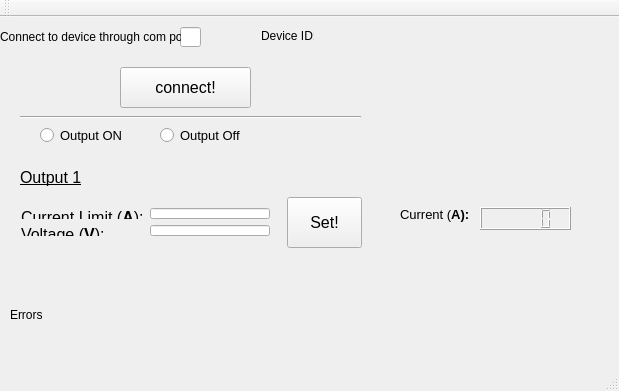
Before: the Qt Designer form agilentPowerSupply/controllerwindow.ui in jzane/Agilent-Power-Supply-Controller, drawn with Qt 5.
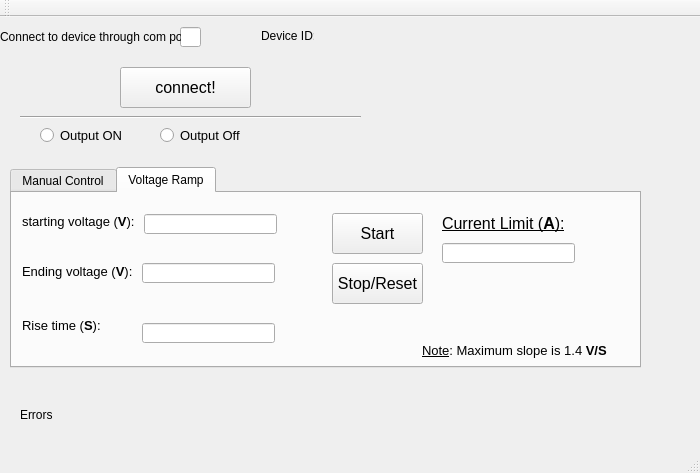
After: the same form once the commit is applied.

Commit message:
voltage ramp function added/ bugs fixed
works well for one day's work

Patch:
```diff
--- a/agilentPowerSupply/controllerwindow.ui
+++ b/agilentPowerSupply/controllerwindow.ui
@@ -6,8 +6,8 @@
    <rect>
     <x>0</x>
     <y>0</y>
-    <width>619</width>
-    <height>391</height>
+    <width>700</width>
+    <height>473</height>
    </rect>
   </property>
   <property name="windowTitle">
@@ -61,8 +61,8 @@
    <widget class="QLabel" name="label_5">
     <property name="geometry">
      <rect>
-      <x>49</x>
-      <y>290</y>
+      <x>59</x>
+      <y>390</y>
       <width>331</width>
       <height>16</height>
      </rect>
@@ -143,47 +143,11 @@
      <string>Output Off</string>
     </property>
    </widget>
-   <widget class="QLabel" name="label_8">
-    <property name="geometry">
-     <rect>
-      <x>20</x>
-      <y>150</y>
-      <width>71</width>
-      <height>21</height>
-     </rect>
-    </property>
-    <property name="text">
-     <string>&lt;html&gt;&lt;head/&gt;&lt;body&gt;&lt;p&gt;&lt;span style=&quot; font-size:12pt; text-decoration: underline;&quot;&gt;Output 1&lt;/span&gt;&lt;/p&gt;&lt;/body&gt;&lt;/html&gt;</string>
-    </property>
-   </widget>
-   <widget class="QLCDNumber" name="lcdNumber">
-    <property name="geometry">
-     <rect>
-      <x>480</x>
-      <y>190</y>
-      <width>91</width>
-      <height>23</height>
-     </rect>
-    </property>
-   </widget>
-   <widget class="QLabel" name="label_12">
-    <property name="geometry">
-     <rect>
-      <x>400</x>
-      <y>190</y>
-      <width>81</width>
-      <height>16</height>
-     </rect>
-    </property>
-    <property name="text">
-     <string>&lt;html&gt;&lt;head/&gt;&lt;body&gt;&lt;p&gt;&lt;span style=&quot; font-size:10pt;&quot;&gt;Current (&lt;/span&gt;&lt;span style=&quot; font-size:10pt; font-weight:600;&quot;&gt;A):&lt;/span&gt;&lt;/p&gt;&lt;/body&gt;&lt;/html&gt;</string>
-    </property>
-   </widget>
    <widget class="QLabel" name="label_4">
     <property name="geometry">
      <rect>
-      <x>10</x>
-      <y>290</y>
+      <x>20</x>
+      <y>390</y>
       <width>33</width>
       <height>16</height>
      </rect>
@@ -192,66 +156,292 @@
      <string>Errors:</string>
     </property>
    </widget>
-   <widget class="QPushButton" name="pushButton_2">
+   <widget class="QTabWidget" name="tabWidget">
     <property name="geometry">
      <rect>
-      <x>287</x>
-      <y>180</y>
-      <width>75</width>
-      <height>51</height>
+      <x>10</x>
+      <y>150</y>
+      <width>631</width>
+      <height>201</height>
      </rect>
     </property>
-    <property name="font">
-     <font>
-      <pointsize>12</pointsize>
-     </font>
+    <property name="autoFillBackground">
+     <bool>true</bool>
     </property>
-    <property name="text">
-     <string>
+    <property name="tabShape">
+     <enum>QTabWidget::Rounded</enum>
+    </property>
+    <property name="currentIndex">
+     <number>1</number>
+    </property>
+    <property name="iconSize">
+     <size>
+      <width>24</width>
+      <height>24</height>
+     </size>
+    </property>
+    <widget class="QWidget" name="tab">
+     <attribute name="title">
+      <string>Manual Control</string>
+     </attribute>
+     <widget class="QPushButton" name="pushButton_2">
+      <property name="geometry">
+       <rect>
+        <x>327</x>
+        <y>70</y>
+        <width>75</width>
+        <height>51</height>
+       </rect>
+      </property>
+      <property name="font">
+       <font>
+        <pointsize>12</pointsize>
+       </font>
+      </property>
+      <property name="cursor">
+       <cursorShape>PointingHandCursor</cursorShape>
+      </property>
+      <property name="text">
+       <string>
 Set!
 </string>
-    </property>
+      </property>
+     </widget>
+     <widget class="QLabel" name="label_8">
+      <property name="geometry">
+       <rect>
+        <x>60</x>
+        <y>40</y>
+        <width>71</width>
+        <height>21</height>
+       </rect>
+      </property>
+      <property name="text">
+       <string>&lt;html&gt;&lt;head/&gt;&lt;body&gt;&lt;p&gt;&lt;span style=&quot; font-size:12pt; text-decoration: underline;&quot;&gt;Output 1&lt;/span&gt;&lt;/p&gt;&lt;/body&gt;&lt;/html&gt;</string>
+      </property>
+     </widget>
+     <widget class="QLabel" name="label_12">
+      <property name="geometry">
+       <rect>
+        <x>420</x>
+        <y>150</y>
+        <width>191</width>
+        <height>16</height>
+       </rect>
+      </property>
+      <property name="text">
+       <string>&lt;html&gt;&lt;head/&gt;&lt;body&gt;&lt;p&gt;&lt;span style=&quot; font-size:10pt; text-decoration: underline;&quot;&gt;Note&lt;/span&gt;&lt;span style=&quot; font-size:10pt;&quot;&gt;: Maximum current is 1.4&lt;/span&gt;&lt;span style=&quot; font-size:10pt; font-weight:600;&quot;&gt; A&lt;/span&gt;&lt;/p&gt;&lt;/body&gt;&lt;/html&gt;</string>
+      </property>
+     </widget>
+     <widget class="QLabel" name="label_6">
+      <property name="geometry">
+       <rect>
+        <x>51</x>
+        <y>71</y>
+        <width>128</width>
+        <height>19</height>
+       </rect>
+      </property>
+      <property name="text">
+       <string>&lt;html&gt;&lt;head/&gt;&lt;body&gt;&lt;p&gt;&lt;span style=&quot; font-size:12pt; text-decoration: underline;&quot;&gt;Current Limit (&lt;/span&gt;&lt;span style=&quot; font-size:12pt; font-weight:600; text-decoration: underline;&quot;&gt;A&lt;/span&gt;&lt;span style=&quot; font-size:12pt; text-decoration: underline;&quot;&gt;)&lt;/span&gt;&lt;span style=&quot; font-size:12pt; text-decoration: underline;&quot;&gt;:&lt;/span&gt;&lt;/p&gt;&lt;/body&gt;&lt;/html&gt;</string>
+      </property>
+      <property name="textFormat">
+       <enum>Qt::AutoText</enum>
+      </property>
+     </widget>
+     <widget class="QLabel" name="label_7">
+      <property name="geometry">
+       <rect>
+        <x>51</x>
+        <y>98</y>
+        <width>87</width>
+        <height>19</height>
+       </rect>
+      </property>
+      <property name="text">
+       <string>&lt;html&gt;&lt;head/&gt;&lt;body&gt;&lt;p&gt;&lt;span style=&quot; font-size:12pt; text-decoration: underline;&quot;&gt;Voltage (&lt;/span&gt;&lt;span style=&quot; font-size:12pt; font-weight:600; text-decoration: underline;&quot;&gt;V&lt;/span&gt;&lt;span style=&quot; font-size:12pt; text-decoration: underline;&quot;&gt;):&lt;/span&gt;&lt;/p&gt;&lt;/body&gt;&lt;/html&gt;</string>
+      </property>
+     </widget>
+     <widget class="QLineEdit" name="lineEdit_2">
+      <property name="geometry">
+       <rect>
+        <x>186</x>
+        <y>72</y>
+        <width>133</width>
+        <height>20</height>
+       </rect>
+      </property>
+     </widget>
+     <widget class="QLineEdit" name="lineEdit_3">
+      <property name="geometry">
+       <rect>
+        <x>186</x>
+        <y>98</y>
+        <width>133</width>
+        <height>20</height>
+       </rect>
+      </property>
+     </widget>
+    </widget>
+    <widget class="QWidget" name="tab_2">
+     <attribute name="title">
+      <string>Voltage Ramp</string>
+     </attribute>
+     <widget class="QPushButton" name="pushButton_3">
+      <property name="geometry">
+       <rect>
+        <x>320</x>
+        <y>20</y>
+        <width>91</width>
+        <height>41</height>
+       </rect>
+      </property>
+      <property name="font">
+       <font>
+        <pointsize>12</pointsize>
+       </font>
+      </property>
+      <property name="cursor">
+       <cursorShape>PointingHandCursor</cursorShape>
+      </property>
+      <property name="text">
+       <string>Start</string>
+      </property>
+     </widget>
+     <widget class="QLabel" name="label_13">
+      <property name="geometry">
+       <rect>
+        <x>410</x>
+        <y>150</y>
+        <width>201</width>
+        <height>16</height>
+       </rect>
+      </property>
+      <property name="text">
+       <string>&lt;html&gt;&lt;head/&gt;&lt;body&gt;&lt;p&gt;&lt;span style=&quot; font-size:10pt; text-decoration: underline;&quot;&gt;Note&lt;/span&gt;&lt;span style=&quot; font-size:10pt;&quot;&gt;: Maximum slope is 1.4 &lt;/span&gt;&lt;span style=&quot; font-size:10pt; font-weight:600;&quot;&gt;V/S&lt;/span&gt;&lt;/p&gt;&lt;/body&gt;&lt;/html&gt;</string>
+      </property>
+     </widget>
+     <widget class="QLineEdit" name="lineEdit_7">
+      <property name="geometry">
+       <rect>
+        <x>430</x>
+        <y>50</y>
+        <width>133</width>
+        <height>20</height>
+       </rect>
+      </property>
+     </widget>
+     <widget class="QLabel" name="label_14">
+      <property name="geometry">
+       <rect>
+        <x>430</x>
+        <y>20</y>
+        <width>128</width>
+        <height>21</height>
+       </rect>
+      </property>
+      <property name="text">
+       <string>&lt;html&gt;&lt;head/&gt;&lt;body&gt;&lt;p&gt;&lt;span style=&quot; font-size:12pt; text-decoration: underline;&quot;&gt;Current Limit (&lt;/span&gt;&lt;span style=&quot; font-size:12pt; font-weight:600; text-decoration: underline;&quot;&gt;A&lt;/span&gt;&lt;span style=&quot; font-size:12pt; text-decoration: underline;&quot;&gt;)&lt;/span&gt;&lt;span style=&quot; font-size:12pt; text-decoration: underline;&quot;&gt;:&lt;/span&gt;&lt;/p&gt;&lt;/body&gt;&lt;/html&gt;</string>
+      </property>
+      <property name="textFormat">
+       <enum>Qt::AutoText</enum>
+      </property>
+     </widget>
+     <widget class="QPushButton" name="pushButton_4">
+      <property name="geometry">
+       <rect>
+        <x>320</x>
+        <y>70</y>
+        <width>91</width>
+        <height>41</height>
+       </rect>
+      </property>
+      <property name="font">
+       <font>
+        <pointsize>12</pointsize>
+       </font>
+      </property>
+      <property name="cursor">
+       <cursorShape>PointingHandCursor</cursorShape>
+      </property>
+      <property name="text">
+       <string>Stop/Reset</string>
+      </property>
+      <property name="checkable">
+       <bool>false</bool>
+      </property>
+     </widget>
+     <widget class="QLabel" name="label_9">
+      <property name="geometry">
+       <rect>
+        <x>10</x>
+        <y>21</y>
+        <width>116</width>
+        <height>16</height>
+       </rect>
+      </property>
+      <property name="text">
+       <string>&lt;html&gt;&lt;head/&gt;&lt;body&gt;&lt;p&gt;&lt;span style=&quot; font-size:10pt;&quot;&gt;starting voltage (&lt;/span&gt;&lt;span style=&quot; font-size:10pt; font-weight:600;&quot;&gt;V&lt;/span&gt;&lt;span style=&quot; font-size:10pt;&quot;&gt;):&lt;/span&gt;&lt;/p&gt;&lt;/body&gt;&lt;/html&gt;</string>
+      </property>
+     </widget>
+     <widget class="QLabel" name="label_10">
+      <property name="geometry">
+       <rect>
+        <x>10</x>
+        <y>71</y>
+        <width>111</width>
+        <height>16</height>
+       </rect>
+      </property>
+      <property name="text">
+       <string>&lt;html&gt;&lt;head/&gt;&lt;body&gt;&lt;p&gt;&lt;span style=&quot; font-size:10pt;&quot;&gt;Ending voltage (&lt;/span&gt;&lt;span style=&quot; font-size:10pt; font-weight:600;&quot;&gt;V&lt;/span&gt;&lt;span style=&quot; font-size:10pt;&quot;&gt;):&lt;/span&gt;&lt;/p&gt;&lt;/body&gt;&lt;/html&gt;</string>
+      </property>
+     </widget>
+     <widget class="QLabel" name="label_11">
+      <property name="geometry">
+       <rect>
+        <x>10</x>
+        <y>125</y>
+        <width>80</width>
+        <height>16</height>
+       </rect>
+      </property>
+      <property name="text">
+       <string>&lt;html&gt;&lt;head/&gt;&lt;body&gt;&lt;p&gt;&lt;span style=&quot; font-size:10pt;&quot;&gt;Rise time (&lt;/span&gt;&lt;span style=&quot; font-size:10pt; font-weight:600;&quot;&gt;S&lt;/span&gt;&lt;span style=&quot; font-size:10pt;&quot;&gt;):&lt;/span&gt;&lt;/p&gt;&lt;/body&gt;&lt;/html&gt;</string>
+      </property>
+     </widget>
+     <widget class="QLineEdit" name="lineEdit_6">
+      <property name="geometry">
+       <rect>
+        <x>130</x>
+        <y>130</y>
+        <width>133</width>
+        <height>20</height>
+       </rect>
+      </property>
+     </widget>
+     <widget class="QLineEdit" name="lineEdit_5">
+      <property name="geometry">
+       <rect>
+        <x>130</x>
+        <y>70</y>
+        <width>133</width>
+        <height>20</height>
+       </rect>
+      </property>
+     </widget>
+     <widget class="QLineEdit" name="lineEdit_4">
+      <property name="geometry">
+       <rect>
+        <x>132</x>
+        <y>21</y>
+        <width>133</width>
+        <height>20</height>
+       </rect>
+      </property>
+     </widget>
+    </widget>
    </widget>
-   <widget class="QWidget" name="layoutWidget">
-    <property name="geometry">
-     <rect>
-      <x>10</x>
-      <y>180</y>
-      <width>271</width>
-      <height>50</height>
-     </rect>
-    </property>
-    <layout class="QGridLayout" name="gridLayout">
-     <item row="0" column="0">
-      <widget class="QLabel" name="label_6">
-       <property name="text">
-        <string>&lt;html&gt;&lt;head/&gt;&lt;body&gt;&lt;p&gt;&lt;span style=&quot; font-size:12pt; text-decoration: underline;&quot;&gt;Current Limit (&lt;/span&gt;&lt;span style=&quot; font-size:12pt; font-weight:600; text-decoration: underline;&quot;&gt;A&lt;/span&gt;&lt;span style=&quot; font-size:12pt; text-decoration: underline;&quot;&gt;)&lt;/span&gt;&lt;span style=&quot; font-size:12pt; text-decoration: underline;&quot;&gt;:&lt;/span&gt;&lt;/p&gt;&lt;/body&gt;&lt;/html&gt;</string>
-       </property>
-       <property name="textFormat">
-        <enum>Qt::AutoText</enum>
-       </property>
-      </widget>
-     </item>
-     <item row="0" column="1" rowspan="2">
-      <layout class="QVBoxLayout" name="verticalLayout">
-       <item>
-        <widget class="QLineEdit" name="lineEdit_2"/>
-       </item>
-       <item>
-        <widget class="QLineEdit" name="lineEdit_3"/>
-       </item>
-      </layout>
-     </item>
-     <item row="1" column="0">
-      <widget class="QLabel" name="label_7">
-       <property name="text">
-        <string>&lt;html&gt;&lt;head/&gt;&lt;body&gt;&lt;p&gt;&lt;span style=&quot; font-size:12pt; text-decoration: underline;&quot;&gt;Voltage (&lt;/span&gt;&lt;span style=&quot; font-size:12pt; font-weight:600; text-decoration: underline;&quot;&gt;V&lt;/span&gt;&lt;span style=&quot; font-size:12pt; text-decoration: underline;&quot;&gt;):&lt;/span&gt;&lt;/p&gt;&lt;/body&gt;&lt;/html&gt;</string>
-       </property>
-      </widget>
-     </item>
-    </layout>
-   </widget>
-   <zorder>layoutWidget</zorder>
    <zorder>pushButton</zorder>
    <zorder>label</zorder>
    <zorder>label_2</zorder>
```
Left out of the diff: 16 changed lines with no effect on the pictures. The commit also changes 11 other files.
